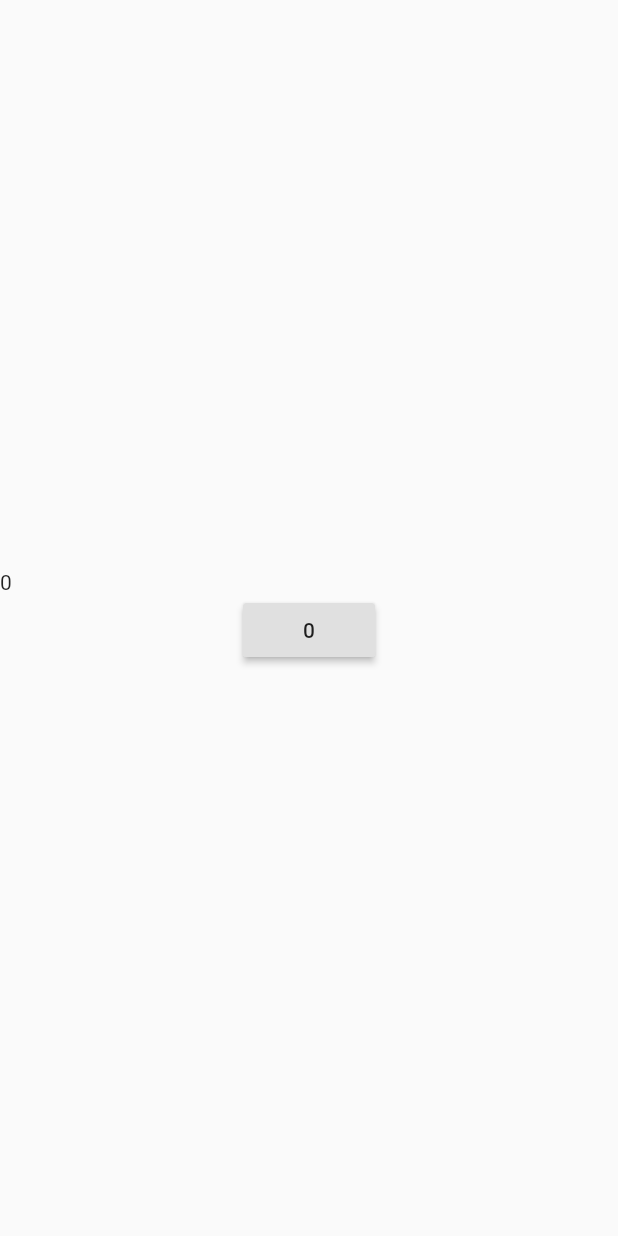
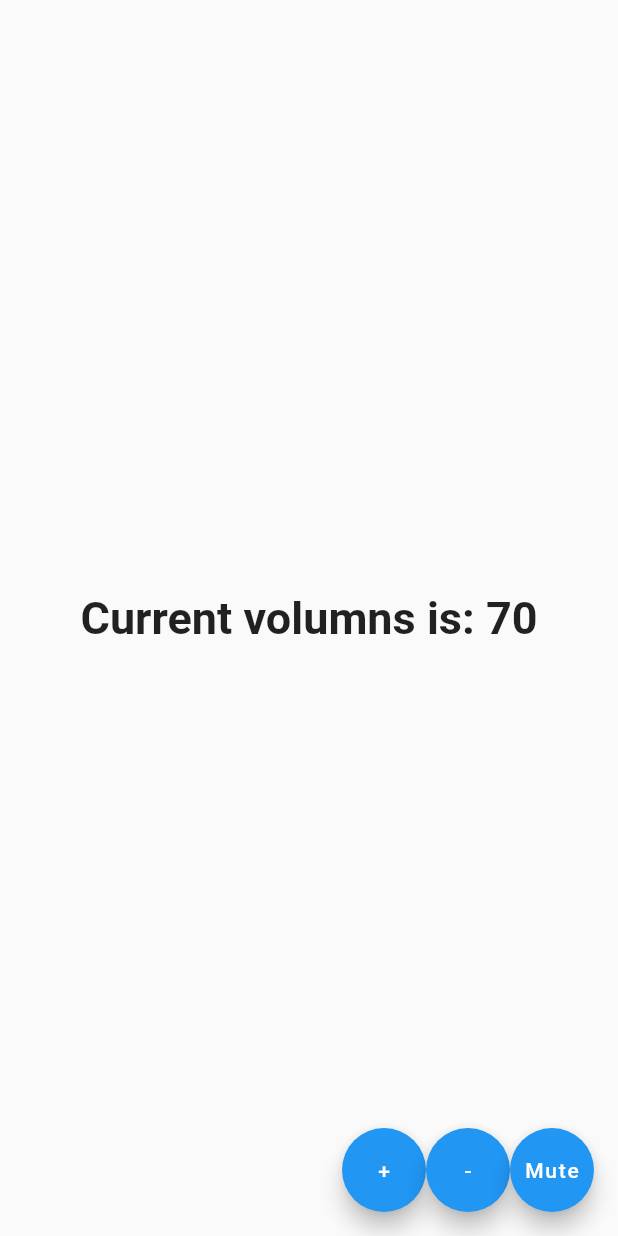
Before and after one commit to ThiemJson/learning_blocs, a Flutter app: the screen it shows after launch, on a phone screen of 412 x 824 dp. Run offline on Flutter 3.47's test engine with Material 2 defaults, Android fonts, the phone set to English and light mode, and no system bars.

Commit message:
Inital blocs stack file

```diff
--- a/lib/main.dart
+++ b/lib/main.dart
@@ -1,4 +1,7 @@
 import 'package:flutter/material.dart';
+import 'package:learning_provider/remote_bloc.dart';
+import 'package:learning_provider/remote_event.dart';
+import 'package:learning_provider/remote_state.dart';
 import 'package:provider/provider.dart';
 
 void main() {
@@ -16,7 +19,7 @@ class MyApp extends StatelessWidget {
         theme: ThemeData(
           primarySwatch: Colors.blue,
         ),
-        home: Scaffold(body: GrandWidget()),
+        home: Scaffold(body: TextBloc()),
       ),
     );
   }
@@ -139,3 +142,58 @@ class DataProvider with ChangeNotifier {
     notifyListeners();
   }
 }
+
+class TextBloc extends StatefulWidget {
+  @override
+  _TextBlocState createState() => _TextBlocState();
+}
+
+class _TextBlocState extends State<TextBloc> {
+  final remoteBloc = RemoteBloc();
+  @override
+  Widget build(BuildContext context) {
+    print("==> render scaffold");
+    return Scaffold(
+      body: StreamBuilder(
+          initialData: remoteBloc.state,
+          stream: remoteBloc.stateController.stream,
+          builder: (BuildContext context, AsyncSnapshot<RemoteState> snapshot) {
+            print("==> render build context");
+            return Center(
+                child: Text(
+              "Current volumns is: ${snapshot.data.volumn}",
+              style: TextStyle(fontSize: 30, fontWeight: FontWeight.bold),
+            ));
+          }),
+      floatingActionButton: Row(
+        mainAxisAlignment: MainAxisAlignment.end,
+        children: [
+          FloatingActionButton(
+            onPressed: () {
+              remoteBloc.eventController.sink.add(IncreaseVolumn(2));
+            },
+            child: Text("+"),
+          ),
+          FloatingActionButton(
+            onPressed: () {
+              remoteBloc.eventController.sink.add(DecreaseVolumn(2));
+            },
+            child: Text("-"),
+          ),
+          FloatingActionButton(
+            onPressed: () {
+              remoteBloc.eventController.sink.add(MuteVolumn());
+            },
+            child: Text("Mute"),
+          )
+        ],
+      ),
+    );
+  }
+
+  @override
+  void dispose() {
+    super.dispose();
+    this.remoteBloc.dispose();
+  }
+}
--- /dev/null
+++ b/lib/remote_bloc.dart
@@ -0,0 +1,31 @@
+import 'dart:async';
+
+import 'package:learning_provider/remote_event.dart';
+import 'package:learning_provider/remote_state.dart';
+
+class RemoteBloc {
+  var state = RemoteState(70);
+  // ignore: close_sinks
+  final eventController = StreamController<RemoteEvent>();
+  // ignore: close_sinks
+  final stateController = StreamController<RemoteState>();
+
+  RemoteBloc() {
+    this.eventController.stream.listen((RemoteEvent event) {
+      if (event is IncreaseVolumn) {
+        this.state = RemoteState(this.state.volumn + event.increaseVolumn);
+      } else if (event is DecreaseVolumn) {
+        this.state = RemoteState(this.state.volumn - event.decreaseVolumn);
+      } else if (event is MuteVolumn) {
+        this.state = RemoteState(0);
+      }
+
+      this.stateController.sink.add(this.state);
+    });
+  }
+  void dispose() {
+    print("dispose");
+    this.eventController.sink.close();
+    this.stateController.sink.close();
+  }
+}
--- /dev/null
+++ b/lib/remote_event.dart
@@ -0,0 +1,13 @@
+abstract class RemoteEvent {}
+
+class IncreaseVolumn extends RemoteEvent {
+  final int increaseVolumn;
+  IncreaseVolumn(this.increaseVolumn);
+}
+
+class DecreaseVolumn extends RemoteEvent {
+  final int decreaseVolumn;
+  DecreaseVolumn(this.decreaseVolumn);
+}
+
+class MuteVolumn extends RemoteEvent {}
--- /dev/null
+++ b/lib/remote_state.dart
@@ -0,0 +1,4 @@
+class RemoteState {
+  final int volumn;
+  RemoteState(this.volumn);
+}
```
